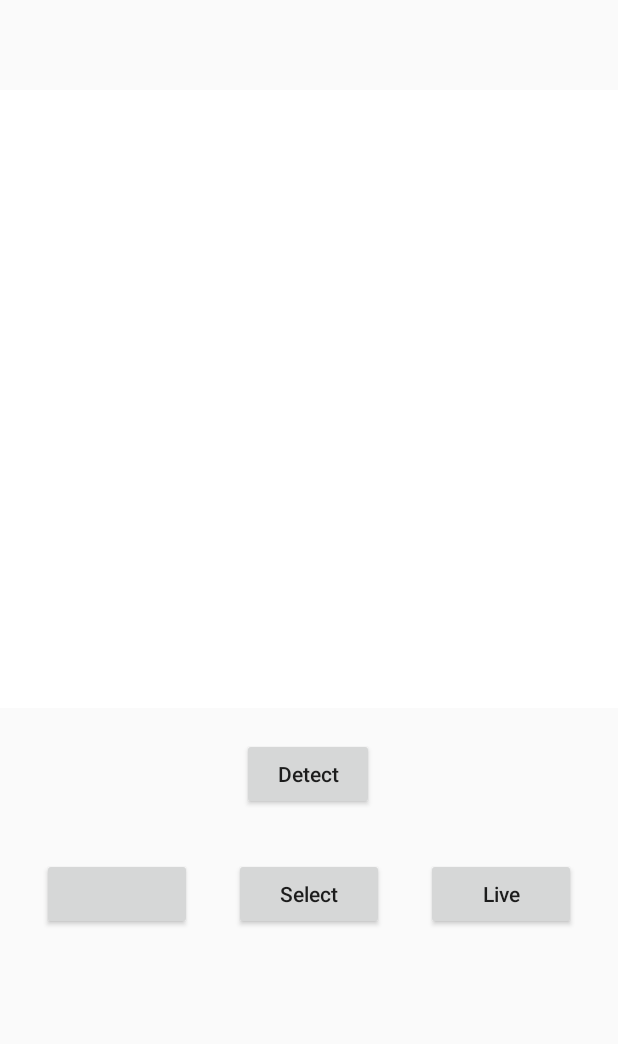
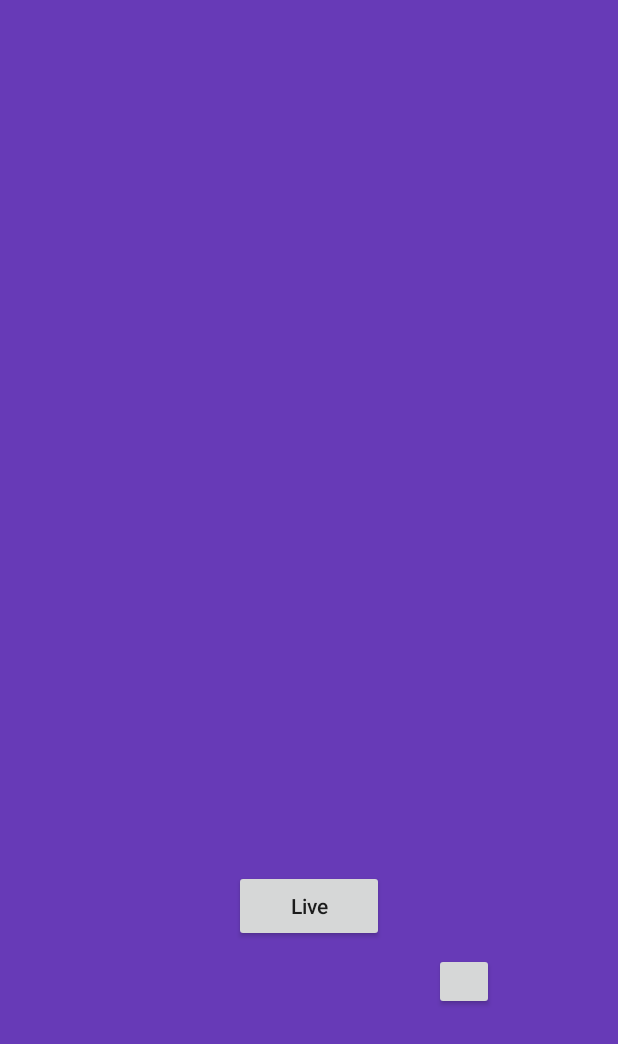
Before and after one commit to hiaripc/Handseye, an Android app: the layout activity_main.xml on its own in the app's theme, with its tools: preview values and no code run, on a phone screen of 412 x 824 dp. Shown: the top 1044 px of the screen. Run offline under Robolectric (Android 15) with nearby library versions, the light colour scheme and no system bars.

Commit message:
smanetting on app

```diff
--- a/TheSimpleApp/app/src/main/AndroidManifest.xml
+++ b/TheSimpleApp/app/src/main/AndroidManifest.xml
@@ -14,6 +14,7 @@
         android:theme="@style/AppTheme">
         <activity android:name=".MainActivity"
             android:configChanges="orientation"
+            android:exported="true"
             android:screenOrientation="portrait">
             <intent-filter>
                 <action android:name="android.intent.action.MAIN" />
--- a/TheSimpleApp/app/src/main/java/org/pytorch/demo/objectdetection/ResultView.java
+++ b/TheSimpleApp/app/src/main/java/org/pytorch/demo/objectdetection/ResultView.java
@@ -17,7 +17,7 @@ import android.view.View;
 
 import java.util.ArrayList;
 
-
+//That's the class used to draw the results on the image.
 public class ResultView extends View {
 
     private final static int TEXT_X = 40;
--- a/TheSimpleApp/app/src/main/res/layout/activity_main.xml
+++ b/TheSimpleApp/app/src/main/res/layout/activity_main.xml
@@ -4,87 +4,98 @@
     xmlns:tools="http://schemas.android.com/tools"
     android:layout_width="match_parent"
     android:layout_height="match_parent"
+    android:background="#673AB7"
     tools:context="org.pytorch.demo.objectdetection.MainActivity">
 
+    <androidx.constraintlayout.widget.ConstraintLayout
+        android:layout_width="341dp"
+        android:layout_height="475dp"
+        android:layout_marginTop="40dp"
+        app:layout_constraintEnd_toEndOf="parent"
+        app:layout_constraintStart_toStartOf="parent"
+        app:layout_constraintTop_toTopOf="parent">
+        <!--
+        ViewStub: no dimension, it's just a flag used for view,
+        it will be replaced with the texture_view at run time.
+        It's actually covering the texture view. (Solved: the order counts....)
+
+        -->
         <ImageView
             android:id="@+id/imageView"
-        android:layout_width="0dp"
-        android:layout_height="0dp"
-        android:layout_marginTop="60dp"
+            android:layout_width="match_parent"
+            android:layout_height="match_parent"
+            android:layout_marginTop="0dp"
             android:background="#FFFFFF"
             android:contentDescription="@string/image_view"
-        app:layout_constraintDimensionRatio="1:1"
-        app:layout_constraintEnd_toEndOf="parent"
+            android:visibility="invisible" />
+
+        <ViewStub
+            android:id="@+id/object_detection_texture_view_stub"
+            android:layout_width="match_parent"
+            android:layout_height="match_parent"
+            android:layout="@layout/texture_view"
+            app:layout_constraintBottom_toTopOf="parent"
             app:layout_constraintStart_toStartOf="parent"
             app:layout_constraintTop_toTopOf="parent" />
 
         <org.pytorch.demo.objectdetection.ResultView
             android:id="@+id/resultView"
-        android:layout_width="0dp"
-        android:layout_height="0dp"
-        android:layout_marginTop="60dp"
-        app:layout_constraintDimensionRatio="1:1"
+            android:layout_width="match_parent"
+            android:layout_height="match_parent"
             app:layout_constraintEnd_toEndOf="parent"
+            app:layout_constraintHorizontal_bias="0.0"
+            app:layout_constraintStart_toStartOf="parent"
+            app:layout_constraintTop_toTopOf="parent" />
+
+    </androidx.constraintlayout.widget.ConstraintLayout>
+
+
+    <!-- com.google.android.material.floatingactionbutton.FloatingActionButton
+    The select button has become the more appealing FloatingButton, such that
+    is possible to add more operations (in case).
+    -->
+
+    <TextView
+        android:id="@+id/textView"
+        android:layout_width="345dp"
+        android:layout_height="35dp"
+        android:layout_marginTop="532dp"
+        android:layout_marginEnd="16dp"
+        android:text=""
+        app:layout_constraintEnd_toEndOf="parent"
+        app:layout_constraintHorizontal_bias="0.0"
         app:layout_constraintStart_toStartOf="parent"
         app:layout_constraintTop_toTopOf="parent" />
 
     <Button
-        android:id="@+id/detectButton"
-        android:layout_width="wrap_content"
+        android:id="@+id/liveButton"
+        android:layout_width="100dp"
         android:layout_height="wrap_content"
-        android:layout_marginTop="20dp"
-        android:text="@string/detect"
+        android:layout_marginTop="48dp"
+        android:text="@string/live"
         android:textAllCaps="false"
         app:layout_constraintEnd_toEndOf="parent"
-        app:layout_constraintHorizontal_bias="0.498"
         app:layout_constraintStart_toStartOf="parent"
-        app:layout_constraintTop_toBottomOf="@+id/imageView" />
-
+        app:layout_constraintTop_toTopOf="@+id/textView" />
 
     <ProgressBar
         android:id="@+id/progressBar"
         android:layout_width="wrap_content"
         android:layout_height="wrap_content"
-        android:layout_marginTop="20dp"
         android:visibility="invisible"
-        app:layout_constraintEnd_toEndOf="parent"
-        app:layout_constraintHorizontal_bias="0.498"
-        app:layout_constraintStart_toStartOf="parent"
-        app:layout_constraintTop_toBottomOf="@+id/imageView" />
-
-    <Button
-        android:id="@+id/testButton"
-        android:layout_width="100dp"
-        android:layout_height="wrap_content"
-        android:layout_marginTop="32dp"
-        android:textAllCaps="false"
-        app:layout_constraintEnd_toEndOf="parent"
-        app:layout_constraintEnd_toStartOf="@+id/selectButton"
-        app:layout_constraintHorizontal_bias="0.5"
-        app:layout_constraintStart_toStartOf="parent"
-        app:layout_constraintTop_toBottomOf="@+id/detectButton" />
+        app:layout_constraintEnd_toEndOf="@+id/liveButton"
+        app:layout_constraintStart_toStartOf="@+id/liveButton"
+        tools:layout_editor_absoluteY="584dp" />
 
     <Button
         android:id="@+id/selectButton"
-        android:layout_width="100dp"
-        android:layout_height="wrap_content"
-        android:text="@string/select"
-        android:textAllCaps="false"
-        app:layout_constraintEnd_toEndOf="parent"
-        app:layout_constraintEnd_toStartOf="@+id/liveButton"
-        app:layout_constraintHorizontal_bias="0.5"
-        app:layout_constraintStart_toEndOf="@+id/testButton"
-        app:layout_constraintTop_toTopOf="@+id/testButton" />
-
-    <Button
-        android:id="@+id/liveButton"
-        android:layout_width="100dp"
-        android:layout_height="wrap_content"
-        android:text="@string/live"
-        android:textAllCaps="false"
-        app:layout_constraintEnd_toEndOf="parent"
-        app:layout_constraintHorizontal_bias="0.5"
-        app:layout_constraintStart_toEndOf="@+id/selectButton"
-        app:layout_constraintTop_toTopOf="@+id/selectButton" />
+        android:layout_width="40dp"
+        android:layout_height="38dp"
+        android:layout_marginTop="68dp"
+        android:layout_marginEnd="16dp"
+        android:clickable="true"
+        app:layout_constraintEnd_toEndOf="@+id/textView"
+        app:layout_constraintTop_toBottomOf="@+id/textView"
+        app:srcCompat="@mipmap/ic_launcher_round" />
 
 </androidx.constraintlayout.widget.ConstraintLayout>
--- a/TheSimpleApp/app/src/main/res/layout/activity_object_detection.xml
+++ b/TheSimpleApp/app/src/main/res/layout/activity_object_detection.xml
@@ -2,7 +2,7 @@
 <androidx.constraintlayout.widget.ConstraintLayout xmlns:android="http://schemas.android.com/apk/res/android"
     xmlns:app="http://schemas.android.com/apk/res-auto"
     android:layout_width="match_parent"
-    android:layout_height="match_parent"
+    android:layout_height="372dp"
     android:background="@android:color/black"
     android:fitsSystemWindows="true">
 
@@ -14,6 +14,7 @@
         app:layout_constraintBottom_toTopOf="parent"
         app:layout_constraintStart_toStartOf="parent"
         app:layout_constraintTop_toTopOf="parent" />
+
 
     <org.pytorch.demo.objectdetection.ResultView
         android:id="@+id/resultView"
--- a/TheSimpleApp/app/src/main/res/layout/texture_view.xml
+++ b/TheSimpleApp/app/src/main/res/layout/texture_view.xml
@@ -2,4 +2,6 @@
 <TextureView xmlns:android="http://schemas.android.com/apk/res/android"
     android:id="@+id/object_detection_texture_view"
     android:layout_width="match_parent"
-    android:layout_height="match_parent" />
+    android:layout_height="match_parent"
+    android:contentDescription="@string/texture_view"
+    />
--- a/TheSimpleApp/app/src/main/res/values/strings.xml
+++ b/TheSimpleApp/app/src/main/res/values/strings.xml
@@ -6,4 +6,5 @@
     <string name="restart">Restart</string>
     <string name="select">Select</string>
     <string name="live">Live</string>
+    <string name="texture_view">Texture View</string>
 </resources>
```
Also changed, not shown: TheSimpleApp/app/build.gradle (+4 -3 lines), TheSimpleApp/app/src/main/assets/classes.txt (deleted, +0 -80 lines), TheSimpleApp/app/src/main/java/org/pytorch/demo/objectdetection/ImageAnalyser.java (added, +102 -0 lines), TheSimpleApp/app/src/main/java/org/pytorch/demo/objectdetection/MainActivity.java (+110 -28 lines), TheSimpleApp/app/src/main/java/org/pytorch/demo/objectdetection/ObjectDetectionActivity.java (+10 -1 lines), 514 other files. Lines whose indentation alone changed are shown as unchanged.
